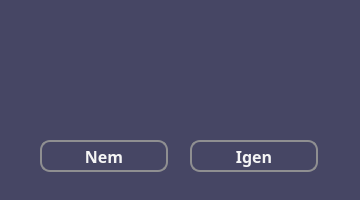
Qt form src/main/resources/ui/green/greenAreYouSure.ui (pkristof1999/Szakdolgozat) before a commit.
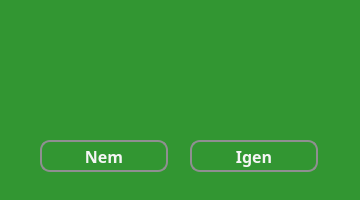
The same form after that commit.

Patch:
```diff
--- a/src/main/resources/ui/green/greenAreYouSure.ui
+++ b/src/main/resources/ui/green/greenAreYouSure.ui
@@ -15,7 +15,7 @@
   </property>
   <property name="styleSheet">
    <string notr="true">* {
-	background-color: rgb(70, 70, 100);
+	background-color: rgb(50, 150, 50);
 }</string>
   </property>
   <widget class="QWidget" name="centralwidget">
@@ -30,7 +30,7 @@
     </property>
     <property name="styleSheet">
      <string notr="true">* {
-	background-color: rgb(70, 70, 100);
+	background-color: rgb(50, 150, 50);
     font-size: 16px;
     font-weight: bold;
 }</string>
@@ -53,7 +53,7 @@
      </property>
      <property name="styleSheet">
       <string notr="true">* {
-	background-color: rgb(70, 70, 100);
+	background-color:  rgb(50, 150, 50);
 	border: 2px solid #8f8f91;
 	border-radius: 10px;
 	color: whitesmoke;
@@ -86,7 +86,7 @@
      </property>
      <property name="styleSheet">
       <string notr="true">* {
-	background-color: rgb(70, 70, 100);
+	background-color:  rgb(50, 150, 50);
 	border: 2px solid #8f8f91;
 	border-radius: 10px;
 	color: whitesmoke;
```
Left out of the diff: 4 changed lines with no effect on the pictures.
